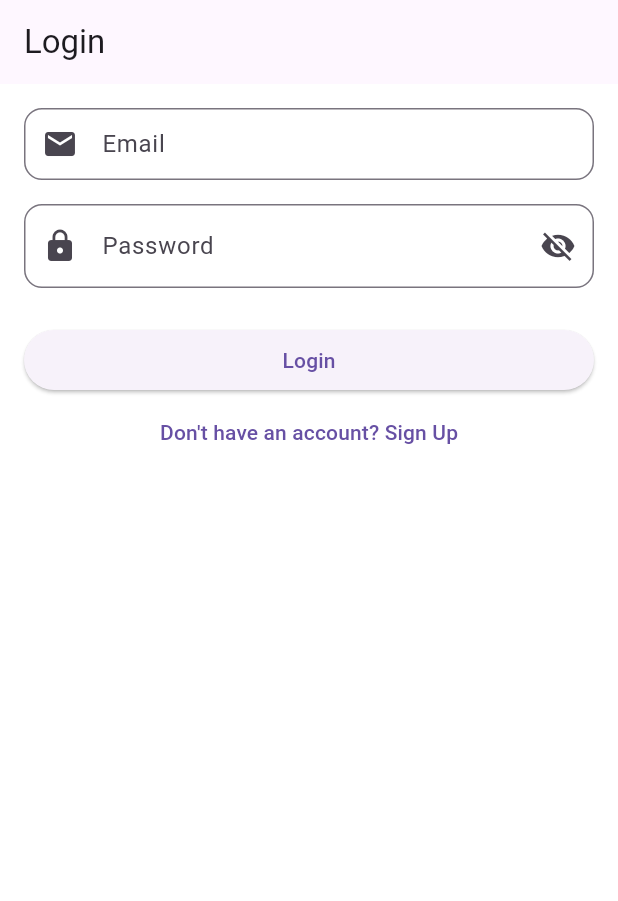
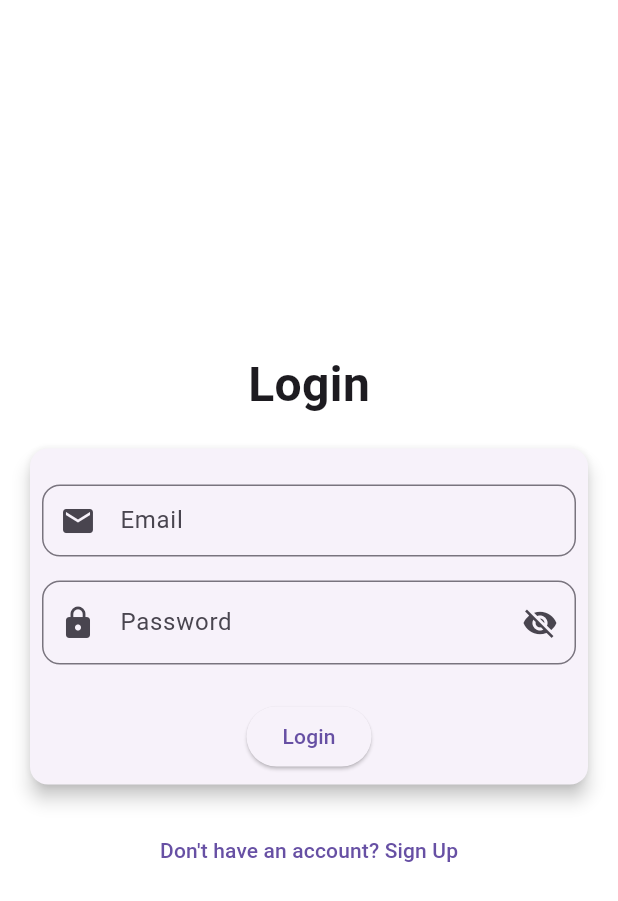
Before and after one commit to aadilansari/basic_chat_app, a Flutter app: the screen it shows after launch, on a phone screen of 412 x 824 dp. Shown: the top 901 px of the screen. Run offline on Flutter 3.47's test engine with Material 3 defaults, Android fonts, the phone set to English and light mode, and no system bars; our stand-ins replace firebase_core, firebase_messaging, flutter_riverpod, geolocator, google_maps_flutter, googleapis_auth and 5 more; missing offline and left inert: dart:ffi, mobile_scanner; accounts and stored records are empty; project files that could hold a hidden picture were left out.

Commit message:
minor fix

```diff
--- a/lib/feature/auth/view/login_page.dart
+++ b/lib/feature/auth/view/login_page.dart
@@ -1,4 +1,6 @@
 // ignore_for_file: use_build_context_synchronously
+
+import 'dart:ffi';
 
 import 'package:basic_chat_app/core/widgets/custom_textfield.dart';
 import 'package:basic_chat_app/core/widgets/password_textfield.dart';
@@ -42,7 +44,9 @@ class _LoginPageState extends ConsumerState<LoginPage> {
     final fcmToken = await FirebaseMessaging.instance.getToken();
 
     try {
-      await ref.read(authProvider.notifier).loginWithEmailPassword(
+      await ref
+          .read(authProvider.notifier)
+          .loginWithEmailPassword(
             email: email,
             password: password,
             fcmToken: fcmToken ?? '',
@@ -57,9 +61,9 @@ class _LoginPageState extends ConsumerState<LoginPage> {
         MaterialPageRoute(builder: (_) => const MainNavigationPage()),
       );
     } catch (e) {
-      ScaffoldMessenger.of(context).showSnackBar(
-        SnackBar(content: Text(e.toString())),
-      );
+      ScaffoldMessenger.of(
+        context,
+      ).showSnackBar(SnackBar(content: Text(e.toString())));
     } finally {
       if (mounted) setState(() => _isLoading = false);
     }
@@ -68,13 +72,34 @@ class _LoginPageState extends ConsumerState<LoginPage> {
   @override
   Widget build(BuildContext context) {
     return Scaffold(
-      appBar: AppBar(title: const Text("Login")),
-      body: Padding(
+      body: SafeArea(
+        child: Center(
+          child: Column(
+            mainAxisAlignment: MainAxisAlignment.center,
+            crossAxisAlignment: CrossAxisAlignment.center,
+            mainAxisSize: MainAxisSize.min,
+            children: [
+              const Text(
+                'Login',
+                style: TextStyle(fontSize: 32, fontWeight: FontWeight.bold),
+              ),
+              Padding(
                 padding: const EdgeInsets.all(16.0),
                 child: Form(
                   key: _formKey,
-          child: ListView(
+                  child: SingleChildScrollView(
+                    child: Card(
+                      elevation: 5,
+
+                      shape: RoundedRectangleBorder(
+                        borderRadius: BorderRadius.circular(12),
+                      ),
+                      child: Padding(
+                        padding: const EdgeInsets.all(8.0),
+                        child: Column(
+                          mainAxisSize: MainAxisSize.min,
                           children: [
+                            SizedBox(height: 16),
                             CustomTextField(
                               controller: emailCtrl,
                               label: 'Email',
@@ -91,7 +116,8 @@ class _LoginPageState extends ConsumerState<LoginPage> {
                               controller: passwordCtrl,
                               label: 'Password',
                               hintText: 'Enter your password',
-                validator: (value) => (value == null || value.length < 6)
+                              validator: (value) =>
+                                  (value == null || value.length < 6)
                                   ? 'Min 6 characters'
                                   : null,
                             ),
@@ -101,6 +127,13 @@ class _LoginPageState extends ConsumerState<LoginPage> {
                               child: _isLoading
                                   ? const CircularProgressIndicator()
                                   : const Text("Login"),
+                            ),
+                          ],
+                        ),
+                      ),
+                    ),
+                  ),
+                ),
               ),
               TextButton(
                 onPressed: () {
--- a/lib/feature/chat/view/chat_page.dart
+++ b/lib/feature/chat/view/chat_page.dart
@@ -19,10 +19,10 @@ class _ChatPageState extends ConsumerState<ChatPage> {
   @override
   void initState() {
     super.initState();
-    getUser();
+    getmyUser();
   }
 
-  getUser() async {
+  getmyUser() async {
     final prefs = await SharedPreferences.getInstance();
     final userEmail = prefs.getString('user_email');
     if (userEmail == null) {
```
Also changed, not shown: lib/feature/auth/view/register_page.dart (+59 -22 lines), lib/feature/chat/view/user_list_page.dart (+14 -4 lines), lib/feature/map/view/map_page.dart (+14 -5 lines), lib/feature/qr/widget/scan_qr_page.dart (+28 -7 lines), lib/feature/qr/widget/show_qr_page.dart (+8 -14 lines), pubspec.yaml (+1 -31 lines), pubspec.lock, 3 other files. Lines whose indentation alone changed are shown as unchanged.
